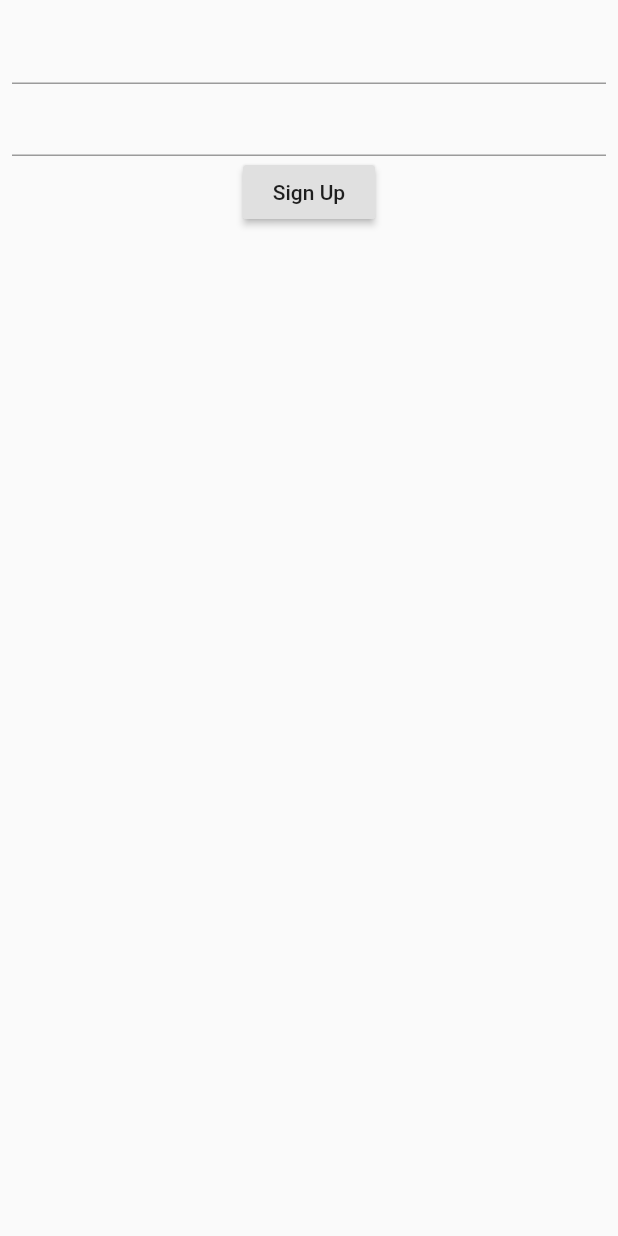
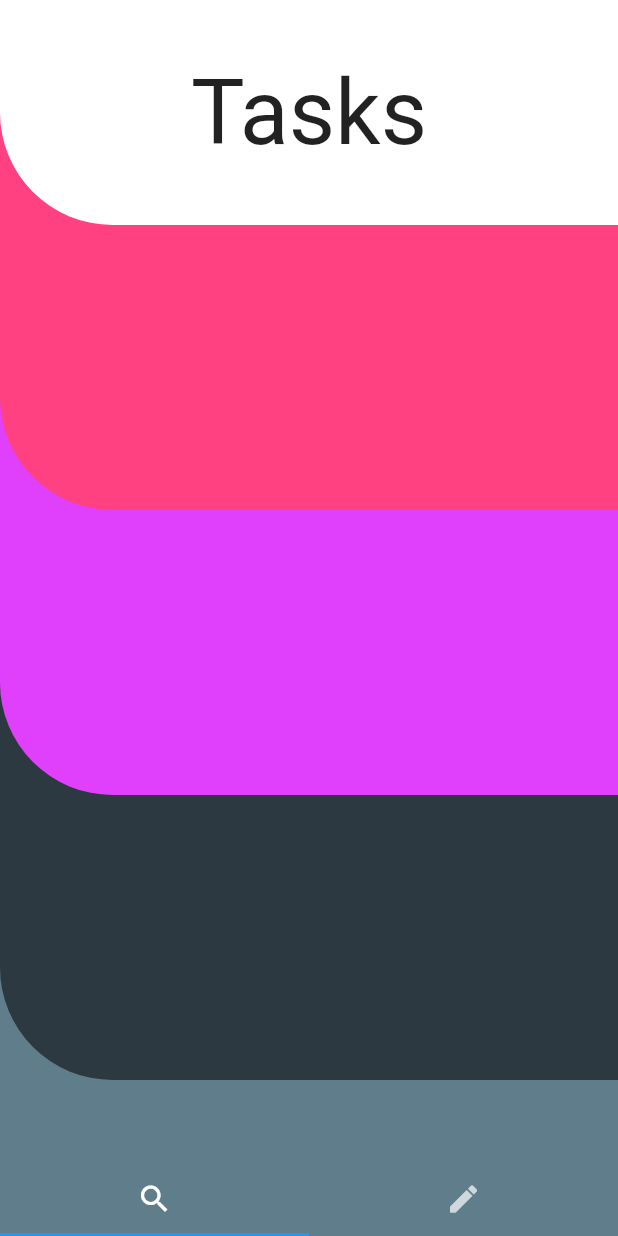
Before and after one commit to komodo-and-chill/frontend, a Flutter app: the screen it shows after launch, on a phone screen of 412 x 824 dp. Run offline on Flutter 3.47's test engine with Material 2 defaults, Android fonts, the phone set to English and light mode, and no system bars.

Commit message:
first tab designed

```diff
--- a/frontend/lib/main.dart
+++ b/frontend/lib/main.dart
@@ -1,7 +1,12 @@
 import 'package:flutter/material.dart';
 import 'signup.dart';
+import 'package:flutter/services.dart';
+import 'tabs/home.dart';
 
-void main() => runApp(MyApp());
+void main() {
+  SystemChrome.setSystemUIOverlayStyle(SystemUiOverlayStyle(statusBarColor: Colors.transparent));
+  runApp(MyApp());
+}
 
 class MyApp extends StatelessWidget {
   // This widget is the root of your application.
@@ -23,7 +28,7 @@ class MyApp extends StatelessWidget {
     return MaterialApp(
       title: 'App',
       theme: ThemeData(primarySwatch: Colors.blue),
-      home: SignUp(),
+      home: Home(),
     );
   }
 }
--- a/frontend/lib/tabs/home.dart
+++ b/frontend/lib/tabs/home.dart
@@ -1,16 +1,58 @@
 import 'package:flutter/material.dart';
+import 'tabsmain.dart';
+import 'lefttab.dart';
 
-class Home extends StatefulWidget {
-  @override
+class Home extends StatefulWidget{
   HomeState createState() => HomeState();
 }
 
-class HomeState extends State<Home> {
+class HomeState extends State<Home> with TickerProviderStateMixin{
+  TabController controller;
+
+  @override
+  void initState(){
+    super.initState();
+
+    controller = TabController(length: 2, vsync: this);
+  }
+
+  @override
+  void dispose() {
+    controller.dispose();
+    super.dispose();
+  }
 
   @override
   Widget build(BuildContext context) {
+    // print(check());
     return Scaffold(
-      body: Container()
+      body: getTabBarView(<Widget>[Left(), MainTab()]
+      ),
+      bottomNavigationBar: Material(
+        color: Colors.blueGrey,
+        child: getTabBar(),
+      ),
+    );
+  }
+
+  TabBarView getTabBarView(var tabs) {
+    return TabBarView(
+      children: tabs,
+      controller: controller,
+    );
+  }
+
+  TabBar getTabBar() {
+    return TabBar(
+      tabs: <Tab> [
+        Tab(
+          icon: Icon(Icons.search)
+        ),
+        Tab(
+          icon: Icon(Icons.create)
+        ),
+      ],
+      controller: controller,
     );
   }
 }
--- /dev/null
+++ b/frontend/lib/tabs/lefttab.dart
@@ -0,0 +1,69 @@
+import 'package:flutter/material.dart';
+import 'package:frontend/tabs/tabsmain.dart';
+
+class Left extends StatefulWidget{
+  LeftState createState() => LeftState();
+}
+
+class LeftState extends State<Left> {
+
+  @override
+  Widget build(BuildContext context) {
+    return Scaffold(
+      backgroundColor: Colors.blueGrey,
+      body: Column(
+        mainAxisAlignment: MainAxisAlignment.start,
+        children: <Widget>[
+          Container(
+            height: 150,
+            color: Colors.pinkAccent,
+            child: Container(
+              // padding: EdgeInsets.only(left: 30.0),
+              constraints: BoxConstraints.expand(),
+              child: Row(
+                crossAxisAlignment: CrossAxisAlignment.center,
+                mainAxisAlignment: MainAxisAlignment.center,
+                children: <Widget>[
+                  Text('Tasks', style: TextStyle(fontSize: 60.0),),
+                ],
+              ),
+              decoration: BoxDecoration(
+                color: Colors.white,
+                borderRadius: BorderRadius.only(bottomLeft: Radius.circular(75))
+              ),
+              height: 190,
+            )),
+          Container(
+            height: 190,
+            color: Colors.purpleAccent,
+            child: Container(
+              decoration: BoxDecoration(
+                color: Colors.pinkAccent,
+                borderRadius: BorderRadius.only(bottomLeft: Radius.circular(75))
+              ),
+              height: 190,
+            )),
+            Container(
+            height: 190,
+            color: Colors.black54,
+            child: Container(
+              decoration: BoxDecoration(
+                color: Colors.purpleAccent,
+                borderRadius: BorderRadius.only(bottomLeft: Radius.circular(75))
+              ),
+              height: 190,
+            )),
+            Container(
+              decoration: BoxDecoration(
+                color: Colors.black54,
+                borderRadius: BorderRadius.only(bottomLeft: Radius.circular(75))
+              ),
+              height: 190,
+            ),
+
+        ],
+      )
+
+    );
+  }
+}
--- /dev/null
+++ b/frontend/lib/tabs/tabsmain.dart
@@ -0,0 +1,12 @@
+import 'package:flutter/material.dart';
+
+class MainTab extends StatefulWidget {
+  MainTabState createState() => MainTabState();
+}
+
+class MainTabState extends State<MainTab>{
+  @override
+  Widget build(BuildContext context){
+    return Scaffold();
+  }
+}
--- a/frontend/pubspec.yaml
+++ b/frontend/pubspec.yaml
@@ -17,8 +17,10 @@ environment:
   sdk: ">=2.1.0 <3.0.0"
 
 dependencies:
+  flutter_statusbar_manager: ^1.0.2
   flutter:
     sdk: flutter
+
 
   # The following adds the Cupertino Icons font to your application.
   # Use with the CupertinoIcons class for iOS style icons.
@@ -27,6 +29,7 @@ dependencies:
 dev_dependencies:
   flutter_test:
     sdk: flutter
+
 
 
 # For information on the generic Dart part of this file, see the
```
Also changed, not shown: frontend/pubspec.lock.
